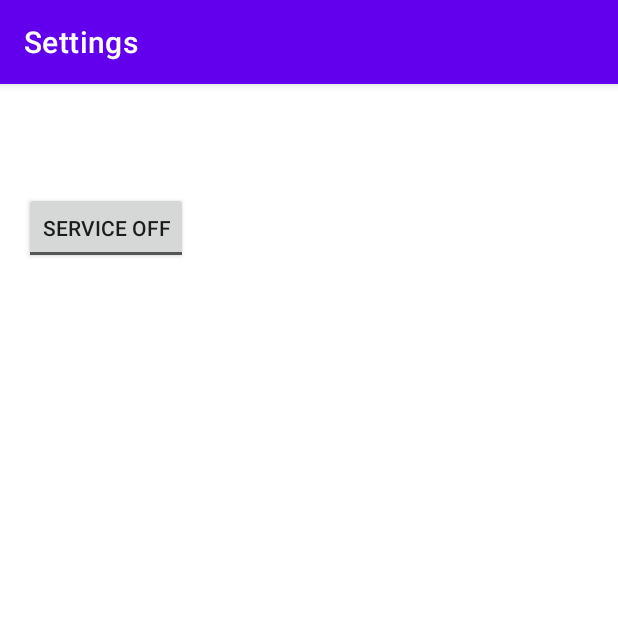
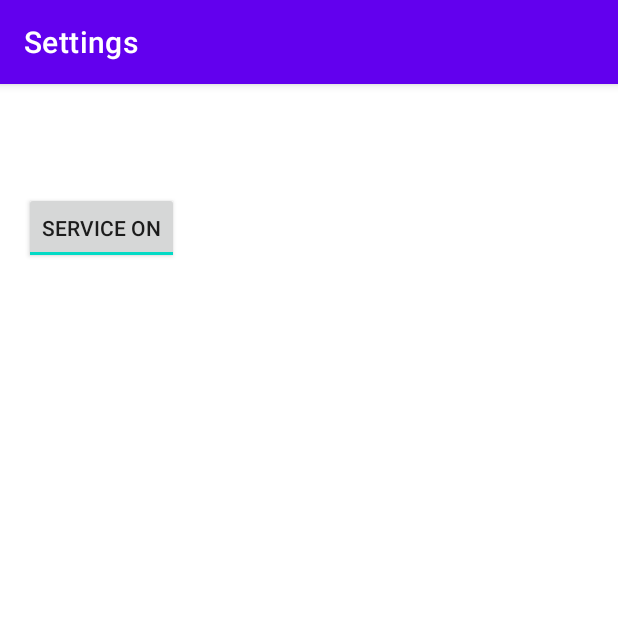
Before and after one commit to lukaspetersson/PrioPing, an Android app: the screen it shows after launch (MainActivity), on a phone screen of 412 x 824 dp, the top half of it. Run offline under Robolectric (Android 15) with nearby library versions, the phone set to English and light mode, and no system bars; our stand-ins replace Room's generated code, navigation-ui.

```diff
--- a/app/src/main/java/com/example/prioping/ui/logs/NotificationAdapter.kt
+++ b/app/src/main/java/com/example/prioping/ui/logs/NotificationAdapter.kt
@@ -36,11 +36,10 @@ class NotificationAdapter : RecyclerView.Adapter<NotificationAdapter.ViewHolder>
                 notificationSubText.text = "Sub text: "+notification.subText
                 notificationPkgName.text = "Pkg name: "+notification.packageName
                 notificationAiResp.text = "AI resp: "+notification.aiResp
-
                 if (notification.trigger) {
-                root.setBackgroundColor(Color.RED)
+                    notificationTitle.setBackgroundColor(Color.RED)
                 } else {
-                    root.setBackgroundColor(Color.WHITE)
+                    notificationTitle.setBackgroundColor(Color.GREEN)
                 }
             }
         }
--- a/app/src/main/java/com/example/prioping/ui/settings/SettingsFragment.kt
+++ b/app/src/main/java/com/example/prioping/ui/settings/SettingsFragment.kt
@@ -24,7 +24,6 @@ class SettingsFragment : Fragment() {
         return root
     }
 
-
     override fun onActivityCreated(savedInstanceState: Bundle?) {
         super.onActivityCreated(savedInstanceState)
         val viewModel: SettingsViewModel by viewModels {
@@ -32,6 +31,9 @@ class SettingsFragment : Fragment() {
                 requireContext()
             )
         }
+
+        // Set the initial state of the toggle button according to the service state
+        toggleButton.isChecked = viewModel.isServiceActive
 
         toggleButton.setOnCheckedChangeListener { _, isChecked ->
             if (isChecked) {
```
Also changed, not shown: app/src/main/java/com/example/prioping/service/NotificationListenerService.kt (+7 -3 lines).
